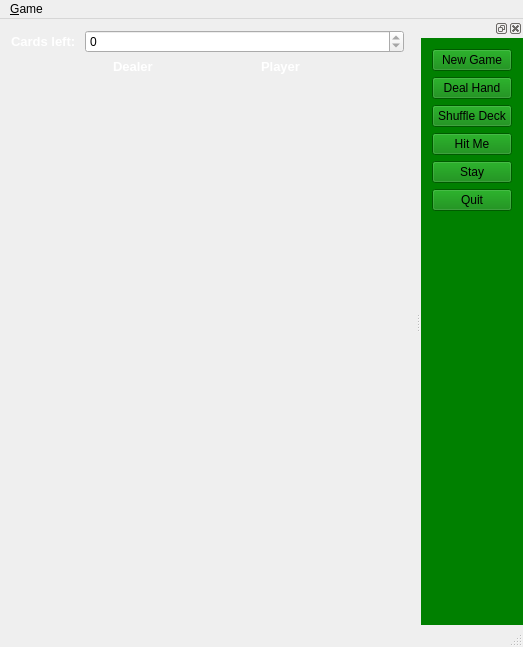
This is blackjack.ui in petercrouse/blackjack-Qt as Qt 5 draws it before an edit. The edited form follows.
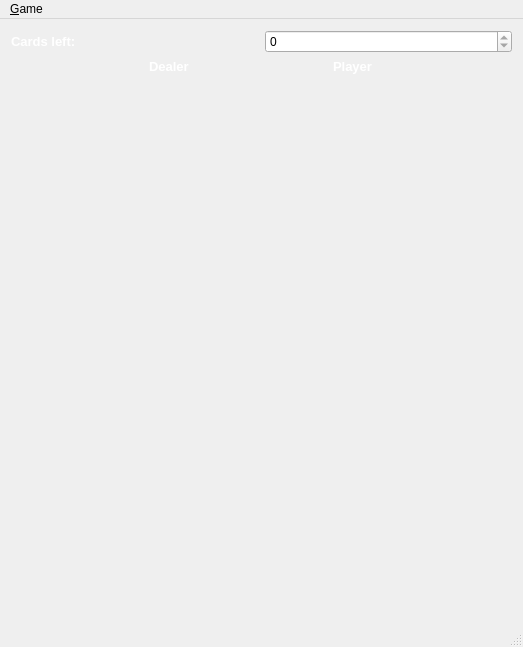
This is the edited form. Icons and pictures are not drawn.

The edit to the form file:
```diff
--- a/blackjack.ui
+++ b/blackjack.ui
@@ -42,7 +42,7 @@
       <item>
        <widget class="QLabel" name="cardsLeft">
         <property name="sizePolicy">
-         <sizepolicy hsizetype="Fixed" vsizetype="Fixed">
+         <sizepolicy hsizetype="Preferred" vsizetype="Preferred">
           <horstretch>0</horstretch>
           <verstretch>0</verstretch>
          </sizepolicy>
@@ -179,79 +179,6 @@
    <addaction name="menuGame"/>
   </widget>
   <widget class="QStatusBar" name="statusBar"/>
-  <widget class="QDockWidget" name="dockGame">
-   <property name="autoFillBackground">
-    <bool>false</bool>
-   </property>
-   <property name="styleSheet">
-    <string notr="true">background-color: green;</string>
-   </property>
-   <property name="floating">
-    <bool>false</bool>
-   </property>
-   <attribute name="dockWidgetArea">
-    <number>2</number>
-   </attribute>
-   <widget class="QWidget" name="dockWidgetContents">
-    <layout class="QVBoxLayout" name="verticalLayout">
-     <item>
-      <widget class="QPushButton" name="buttonNewGame">
-       <property name="text">
-        <string>New Game</string>
-       </property>
-      </widget>
-     </item>
-     <item>
-      <widget class="QPushButton" name="buttonDealHand">
-       <property name="text">
-        <string>Deal Hand</string>
-       </property>
-      </widget>
-     </item>
-     <item>
-      <widget class="QPushButton" name="buttonShuffle">
-       <property name="text">
-        <string>Shuffle Deck</string>
-       </property>
-      </widget>
-     </item>
-     <item>
-      <widget class="QPushButton" name="buttonHit">
-       <property name="text">
-        <string>Hit Me</string>
-       </property>
-      </widget>
-     </item>
-     <item>
-      <widget class="QPushButton" name="buttonStay">
-       <property name="text">
-        <string>Stay</string>
-       </property>
-      </widget>
-     </item>
-     <item>
-      <widget class="QPushButton" name="buttonQuit">
-       <property name="text">
-        <string>Quit</string>
-       </property>
-      </widget>
-     </item>
-     <item>
-      <spacer name="verticalSpacer">
-       <property name="orientation">
-        <enum>Qt::Vertical</enum>
-       </property>
-       <property name="sizeHint" stdset="0">
-        <size>
-         <width>20</width>
-         <height>40</height>
-        </size>
-       </property>
-      </spacer>
-     </item>
-    </layout>
-   </widget>
-  </widget>
   <action name="action_New_Game">
    <property name="text">
     <string>&amp;New Game</string>
```
